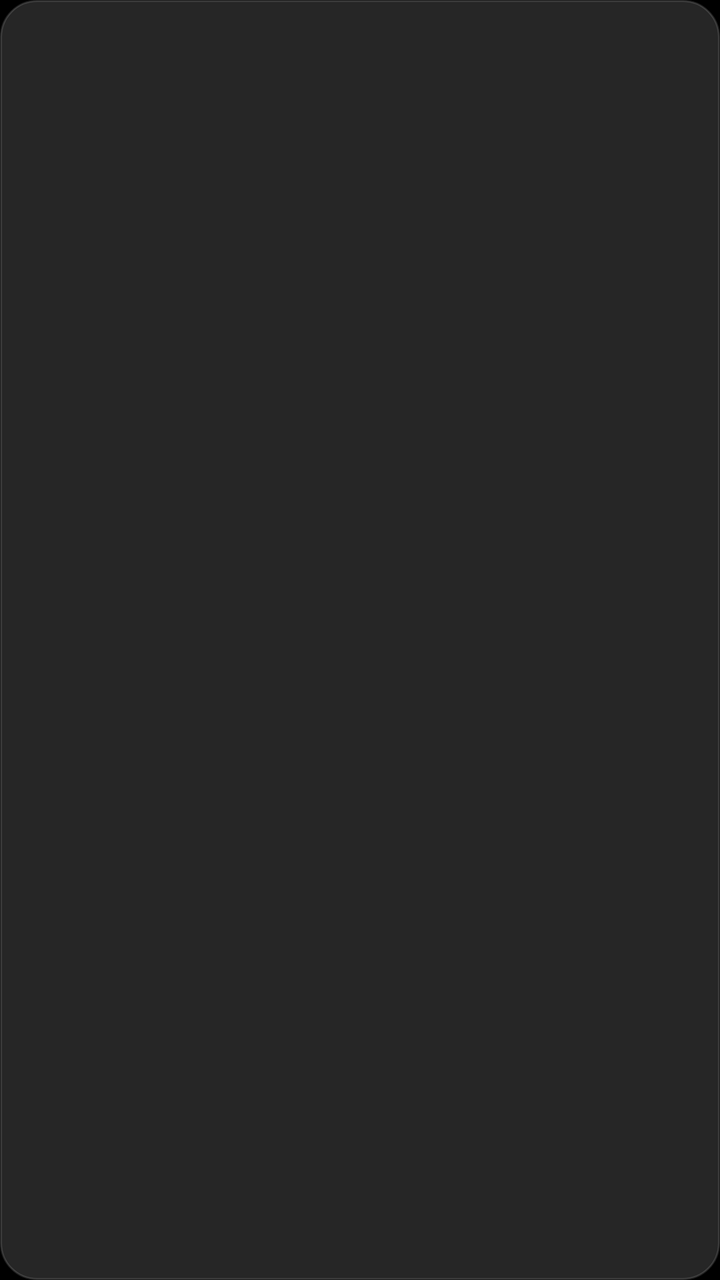
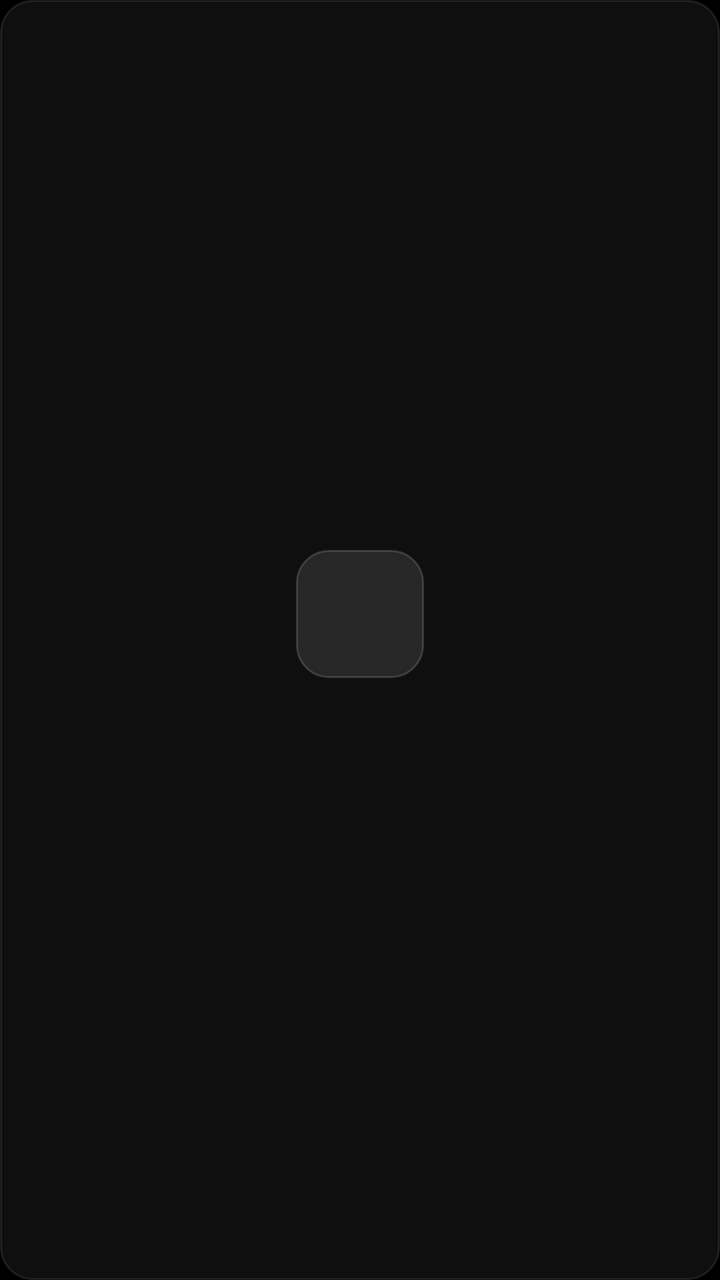

Screens rendered from an Android XML layout before and after an edit, with the pre-edit source and the edit as a unified diff.
<!-- AndroidManifest.xml: application theme Theme.Zenith -->
<!-- res/layout/item_grid_app.xml -->
<?xml version="1.0" encoding="utf-8"?>
<LinearLayout xmlns:android="http://schemas.android.com/apk/res/android"
    android:id="@+id/grid_root"
    android:layout_width="match_parent"
    android:layout_height="44dp"
    android:orientation="horizontal"
    android:gravity="center"
    android:background="@drawable/pill_background"
    android:paddingStart="16dp"
    android:paddingEnd="16dp">

    <TextView
        android:id="@+id/grid_app_name"
        android:layout_width="wrap_content"
        android:layout_height="wrap_content"
        android:textColor="@color/text_primary"
        android:textSize="14sp"
        android:textStyle="bold"
        android:gravity="center"
        android:singleLine="true"
        android:ellipsize="end" />

</LinearLayout>
<!-- resources referenced by this layout -->
<resources>
  <color name="text_primary">#FFFFFFFF</color>
  <!-- drawable pill_background (drawable) -->
  <?xml version="1.0" encoding="utf-8"?>
  <selector xmlns:android="http://schemas.android.com/apk/res/android">
      <item android:state_focused="true" android:drawable="@drawable/pill_bg_focused" />
      <item android:state_selected="true" android:drawable="@drawable/pill_bg_focused" />
      <item android:state_pressed="true" android:drawable="@drawable/pill_bg_focused" />
      <item android:drawable="@drawable/pill_bg_normal" />
  </selector>
  <style name="Theme.Zenith" parent="@android:style/Theme.NoTitleBar.Fullscreen">
          <item name="android:windowBackground">@android:color/black</item>
          <item name="android:colorBackground">@android:color/black</item>
          <item name="android:textColorPrimary">@color/text_primary</item>
          <item name="android:textColorSecondary">@color/text_secondary</item>
      </style>
  <!-- drawable pill_bg_focused (drawable) -->
  <?xml version="1.0" encoding="utf-8"?>
  <shape xmlns:android="http://schemas.android.com/apk/res/android"
      android:shape="rectangle">
      <corners android:radius="18dp" />
      <solid android:color="#954A148C" />
      <stroke
          android:width="2dp"
          android:color="#E040FB" />
  </shape>
  <!-- drawable pill_bg_normal (drawable) -->
  <?xml version="1.0" encoding="utf-8"?>
  <shape xmlns:android="http://schemas.android.com/apk/res/android"
      android:shape="rectangle">
      <corners android:radius="18dp" />
      <solid android:color="#26FFFFFF" />
      <stroke
          android:width="1dp"
          android:color="#22FFFFFF" />
  </shape>
  <color name="text_secondary">#CCE2D9F3</color>
</resources>

<!-- the commit's change to res/layout/item_grid_app.xml (unified diff, before → after) -->
@@ -1,23 +1,82 @@
 <?xml version="1.0" encoding="utf-8"?>
-<LinearLayout xmlns:android="http://schemas.android.com/apk/res/android"
+<FrameLayout xmlns:android="http://schemas.android.com/apk/res/android"
     android:id="@+id/grid_root"
     android:layout_width="match_parent"
-    android:layout_height="44dp"
-    android:orientation="horizontal"
-    android:gravity="center"
-    android:background="@drawable/pill_background"
-    android:paddingStart="16dp"
-    android:paddingEnd="16dp">
+    android:layout_height="136dp"
+    android:background="@drawable/card_app_selector"
+    android:padding="4dp"
+    android:clipChildren="false"
+    android:clipToPadding="false">
 
-    <TextView
-        android:id="@+id/grid_app_name"
-        android:layout_width="wrap_content"
-        android:layout_height="wrap_content"
-        android:textColor="@color/text_primary"
-        android:textSize="14sp"
-        android:textStyle="bold"
-        android:gravity="center"
-        android:singleLine="true"
-        android:ellipsize="end" />
+    
+    <FrameLayout
+        android:id="@+id/card_inner"
+        android:layout_width="match_parent"
+        android:layout_height="match_parent">
 
-</LinearLayout>
+        <LinearLayout
+            android:layout_width="match_parent"
+            android:layout_height="match_parent"
+            android:orientation="vertical"
+            android:gravity="center"
+            android:padding="8dp">
+
+            
+            <FrameLayout
+                android:id="@+id/fl_icon_wrapper"
+                android:layout_width="64dp"
+                android:layout_height="64dp"
+                android:background="@drawable/app_icon_badge_bg"
+                android:padding="8dp">
+
+                <ImageView
+                    android:id="@+id/iv_app_icon"
+                    android:layout_width="match_parent"
+                    android:layout_height="match_parent"
+                    android:scaleType="fitCenter" />
+
+            </FrameLayout>
+
+            <TextView
+                android:id="@+id/tv_app_name"
+                android:layout_width="wrap_content"
+                android:layout_height="wrap_content"
+                android:layout_marginTop="8dp"
+                android:textColor="#FFFFFFFF"
+                android:textSize="13sp"
+                android:textStyle="bold"
+                android:gravity="center"
+                android:singleLine="true"
+                android:ellipsize="end"
+                android:paddingStart="6dp"
+                android:paddingEnd="6dp" />
+
+        </LinearLayout>
+
+        
+        <TextView
+            android:id="@+id/tv_fav_badge"
+            android:layout_width="wrap_content"
+            android:layout_height="wrap_content"
+            android:layout_gravity="top|start"
+            android:layout_marginStart="8dp"
+            android:layout_marginTop="8dp"
+            android:text="⭐"
+            android:textSize="11sp"
+            android:visibility="gone" />
+
+        
+        <TextView
+            android:id="@+id/tv_lock_badge"
+            android:layout_width="wrap_content"
+            android:layout_height="wrap_content"
+            android:layout_gravity="top|end"
+            android:layout_marginEnd="8dp"
+            android:layout_marginTop="8dp"
+            android:text="🔒"
+            android:textSize="11sp"
+            android:visibility="gone" />
+
+    </FrameLayout>
+
+</FrameLayout>
<!-- resource entries referenced after the edit -->
@@ -1,40 +1,52 @@
 <!-- resources referenced by this layout -->
 <resources>
-  <color name="text_primary">#FFFFFFFF</color>
-  <!-- drawable pill_background (drawable) -->
+  <!-- drawable app_icon_badge_bg (drawable) -->
+  <?xml version="1.0" encoding="utf-8"?>
+  <shape xmlns:android="http://schemas.android.com/apk/res/android"
+      android:shape="rectangle">
+      <corners android:radius="16dp" />
+      <solid android:color="#1AFFFFFF" />
+      <stroke android:width="1dp" android:color="#28FFFFFF" />
+  </shape>
+  <!-- drawable card_app_selector (drawable) -->
   <?xml version="1.0" encoding="utf-8"?>
   <selector xmlns:android="http://schemas.android.com/apk/res/android">
-      <item android:state_focused="true" android:drawable="@drawable/pill_bg_focused" />
-      <item android:state_selected="true" android:drawable="@drawable/pill_bg_focused" />
-      <item android:state_pressed="true" android:drawable="@drawable/pill_bg_focused" />
-      <item android:drawable="@drawable/pill_bg_normal" />
+      <item android:state_selected="true">
+          <shape android:shape="rectangle">
+              <corners android:radius="16dp" />
+              <solid android:color="#2AFFFFFF" />
+              <stroke android:width="2.5dp" android:color="#FFFFFFFF" />
+          </shape>
+      </item>
+      <item android:state_focused="true">
+          <shape android:shape="rectangle">
+              <corners android:radius="16dp" />
+              <solid android:color="#2AFFFFFF" />
+              <stroke android:width="2.5dp" android:color="#FFFFFFFF" />
+          </shape>
+      </item>
+      <item android:state_pressed="true">
+          <shape android:shape="rectangle">
+              <corners android:radius="16dp" />
+              <solid android:color="#35FFFFFF" />
+              <stroke android:width="2dp" android:color="#FFFFFFFF" />
+          </shape>
+      </item>
+      <item>
+          <shape android:shape="rectangle">
+              <corners android:radius="16dp" />
+              <solid android:color="#0FFFFFFF" />
+              <stroke android:width="1dp" android:color="#18FFFFFF" />
+          </shape>
+      </item>
   </selector>
+  <color name="text_primary">#FFFFFFFF</color>
   <style name="Theme.Zenith" parent="@android:style/Theme.NoTitleBar.Fullscreen">
           <item name="android:windowBackground">@android:color/black</item>
           <item name="android:colorBackground">@android:color/black</item>
           <item name="android:textColorPrimary">@color/text_primary</item>
           <item name="android:textColorSecondary">@color/text_secondary</item>
       </style>
-  <!-- drawable pill_bg_focused (drawable) -->
-  <?xml version="1.0" encoding="utf-8"?>
-  <shape xmlns:android="http://schemas.android.com/apk/res/android"
-      android:shape="rectangle">
-      <corners android:radius="18dp" />
-      <solid android:color="#954A148C" />
-      <stroke
-          android:width="2dp"
-          android:color="#E040FB" />
-  </shape>
-  <!-- drawable pill_bg_normal (drawable) -->
-  <?xml version="1.0" encoding="utf-8"?>
-  <shape xmlns:android="http://schemas.android.com/apk/res/android"
-      android:shape="rectangle">
-      <corners android:radius="18dp" />
-      <solid android:color="#26FFFFFF" />
-      <stroke
-          android:width="1dp"
-          android:color="#22FFFFFF" />
-  </shape>
   <color name="text_secondary">#CCE2D9F3</color>
 </resources>
 
